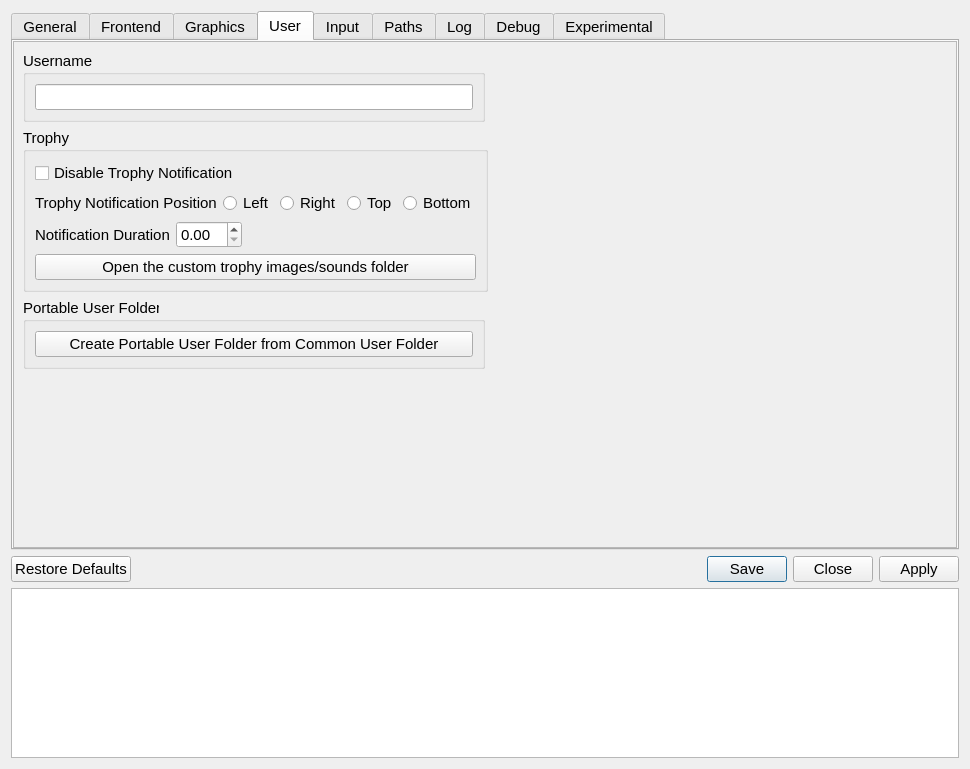
The window that src/qt_gui/settings_dialog.ui (shadps4-emu/shadps4-qtlauncher) describes before a commit, drawn with Qt 5.
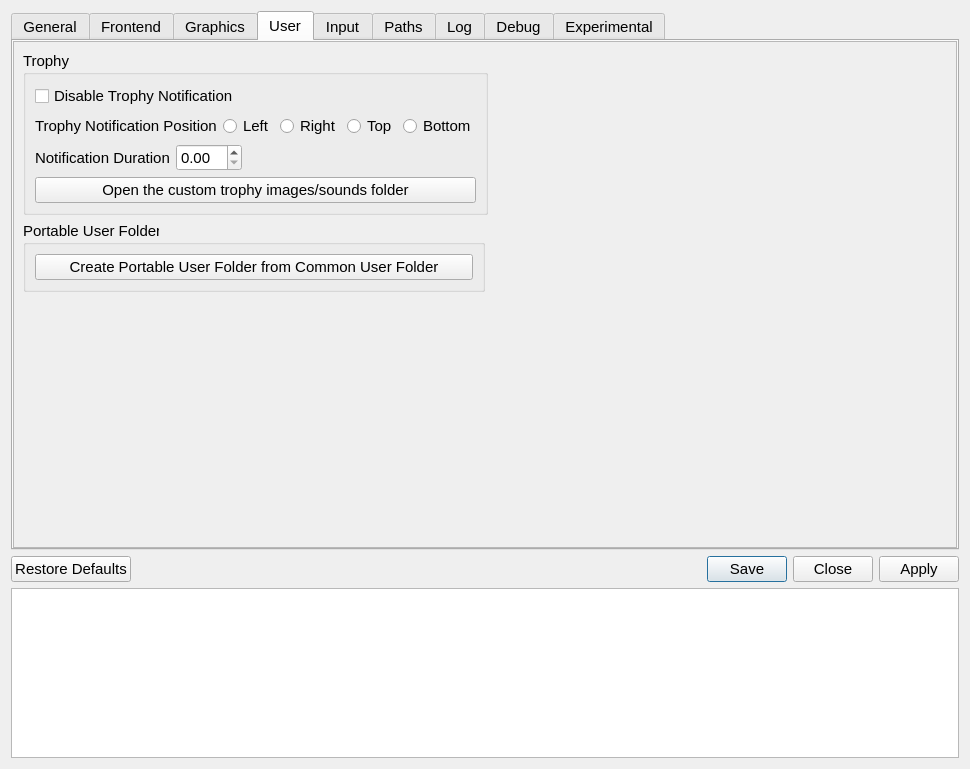
The same window after the commit. The open tabs and pages were chosen to show the change. Icons and pictures are not drawn.

The edit to the form file:
```diff
--- a/src/qt_gui/settings_dialog.ui
+++ b/src/qt_gui/settings_dialog.ui
@@ -1301,52 +1301,7 @@
          <height>505</height>
         </rect>
        </property>
-       <layout class="QVBoxLayout" name="userTabVLayout" stretch="0,0,1">
-        <item>
-         <layout class="QHBoxLayout" name="horizontalLayout_2">
-          <property name="leftMargin">
-           <number>0</number>
-          </property>
-          <property name="topMargin">
-           <number>0</number>
-          </property>
-          <item>
-           <layout class="QHBoxLayout" name="hLayoutUserName">
-            <item>
-             <widget class="QGroupBox" name="userName">
-              <property name="sizePolicy">
-               <sizepolicy hsizetype="Expanding" vsizetype="Preferred">
-                <horstretch>0</horstretch>
-                <verstretch>0</verstretch>
-               </sizepolicy>
-              </property>
-              <property name="title">
-               <string>Username</string>
-              </property>
-              <layout class="QVBoxLayout" name="userNameLayout">
-               <item>
-                <widget class="QLineEdit" name="userNameLineEdit"/>
-               </item>
-              </layout>
-             </widget>
-            </item>
-            <item>
-             <spacer name="horizontalSpacer_2">
-              <property name="orientation">
-               <enum>Qt::Orientation::Horizontal</enum>
-              </property>
-              <property name="sizeHint" stdset="0">
-               <size>
-                <width>40</width>
-                <height>40</height>
-               </size>
-              </property>
-             </spacer>
-            </item>
-           </layout>
-          </item>
-         </layout>
-        </item>
+       <layout class="QVBoxLayout" name="userTabVLayout" stretch="0,1">
         <item>
          <layout class="QVBoxLayout" name="vLayoutTrophy">
           <property name="spacing">
```
Left out of the diff: 159 changed lines with no effect on the pictures.
